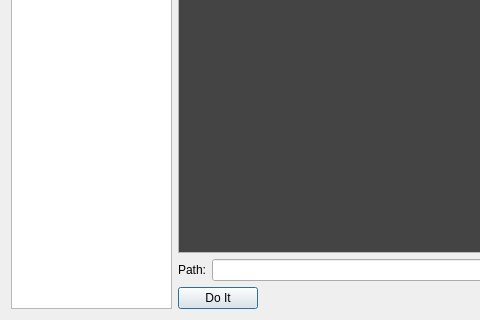
The window that src/m64py/ui/agblank.ui (AlphaGriffin/mupen64plus-ui-python) describes before a commit, drawn with Qt 5; both pictures show x 0 to 480 and y 156 to 476 of the 671 by 476 pixel window.
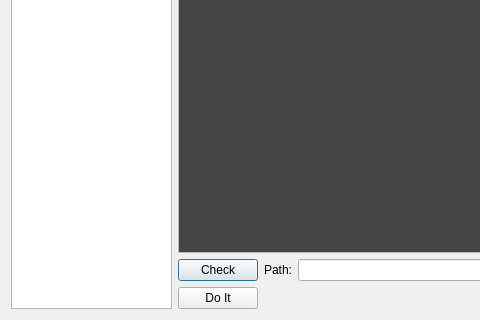
The same window after the commit.

```diff
--- a/src/m64py/ui/agblank.ui
+++ b/src/m64py/ui/agblank.ui
@@ -148,6 +148,13 @@
        </item>
        <item>
         <layout class="QHBoxLayout" name="inputLayout">
+         <item>
+          <widget class="QPushButton" name="checkButton">
+           <property name="text">
+            <string>Check</string>
+           </property>
+          </widget>
+         </item>
          <item>
           <widget class="QLabel" name="inputLabel">
            <property name="text">
```
